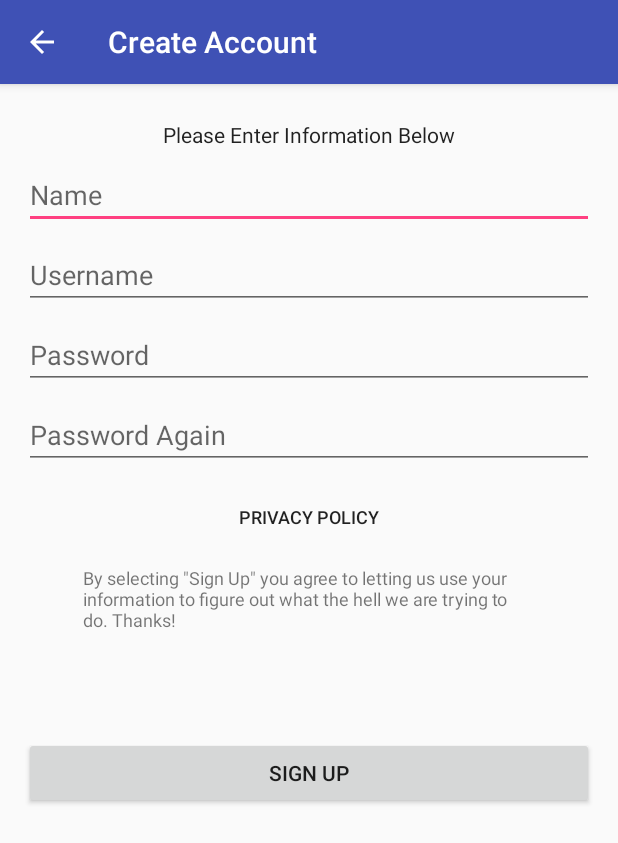
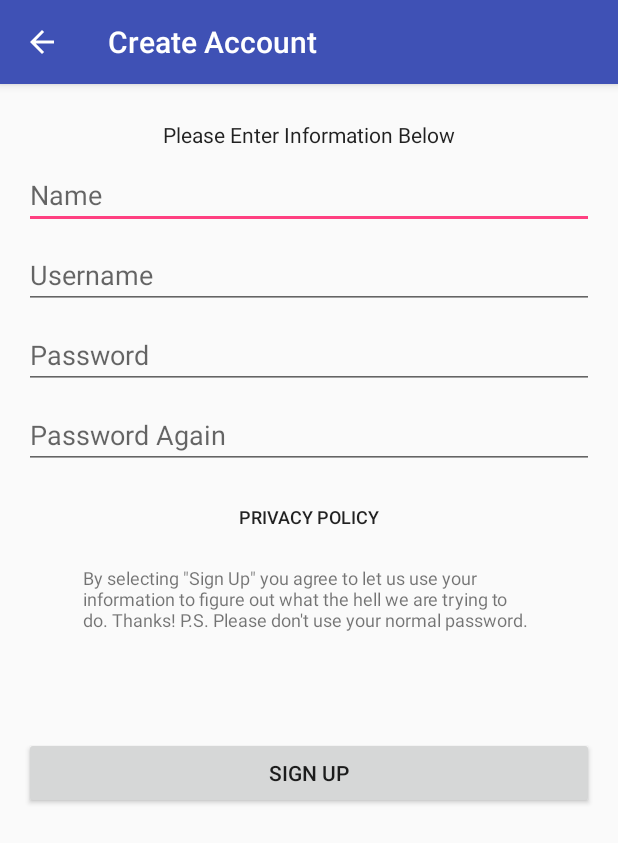
Before and after one commit to Mabrey/HouseKeep, an Android app: the AccountCreateActivity screen opened directly, with no data from a screen before it, after a tap on "PRIVACY POLICY", on a phone screen of 412 x 824 dp. Shown: the top 843 px of the screen. Run offline under Robolectric (Android 15) with nearby library versions, the phone set to English and light mode, and no system bars.

Commit message:
Corrected Privacy policy

```diff
--- a/app/src/main/res/values/strings.xml
+++ b/app/src/main/res/values/strings.xml
@@ -23,7 +23,7 @@
     <string name="please_input_account_info">Please Enter Information Below</string>
     <string name="enter_name">Name</string>
     <string name="prompt_password_again">Password Again</string>
-    <string name="sign_up_consent_warning">By selecting \"Sign Up\" you agree to letting us use your information to figure out what the hell we are trying to do. Thanks!</string>
+    <string name="sign_up_consent_warning">By selecting \"Sign Up\" you agree to let us use your information to figure out what the hell we are trying to do. Thanks! P.S. Please don\'t use your normal password.</string>
     <string name="privacy_policy">Privacy Policy</string>
     <string name="sign_up">Sign Up</string>
 
```
Also changed, not shown: app/src/main/java/matt/housekeep/AccountCreateActivity.java (line endings or trailing spaces).
